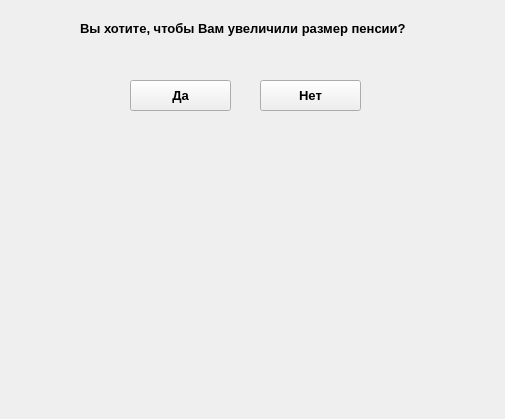
This is Move_button.ui in isva1960/Move_button as Qt 5 draws it before an edit. The edited form follows.
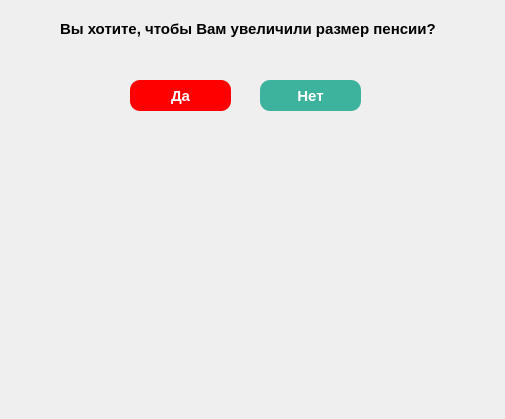
This is the edited form.

Commit message: Убегающая кнопка

```diff
--- a/Move_button.ui
+++ b/Move_button.ui
@@ -37,11 +37,30 @@
     </property>
     <property name="font">
      <font>
-      <pointsize>10</pointsize>
+      <pointsize>11</pointsize>
       <weight>75</weight>
       <bold>true</bold>
      </font>
     </property>
+    <property name="styleSheet">
+     <string notr="true">QPushButton {
+	border-radius: 10px;
+	background-color: red;
+	color: white;
+}
+
+QPushButton:hover {
+	border-radius: 10px;
+	background-color: red;
+	color: white;
+}
+
+QPushButton:pressed {
+	border-radius: 10px;
+	background-color: red;
+	color: white;
+}</string>
+    </property>
     <property name="text">
      <string>Да</string>
     </property>
@@ -57,11 +76,30 @@
     </property>
     <property name="font">
      <font>
-      <pointsize>10</pointsize>
+      <pointsize>11</pointsize>
       <weight>75</weight>
       <bold>true</bold>
      </font>
     </property>
+    <property name="styleSheet">
+     <string notr="true">QPushButton {
+	border-radius: 10px;
+	background-color: #3db39e;
+	color: white;
+}
+
+QPushButton:hover {
+	border-radius: 10px;
+	background-color: #3ca492;
+	color: white;
+}
+
+QPushButton:pressed {
+	border-radius: 10px;
+	background-color: #3d9888;
+	color: white;
+}</string>
+    </property>
     <property name="text">
      <string>Нет</string>
     </property>
@@ -69,15 +107,15 @@
    <widget class="QLabel" name="label">
     <property name="geometry">
      <rect>
-      <x>80</x>
+      <x>60</x>
       <y>20</y>
-      <width>335</width>
-      <height>16</height>
+      <width>385</width>
+      <height>18</height>
      </rect>
     </property>
     <property name="font">
      <font>
-      <pointsize>10</pointsize>
+      <pointsize>11</pointsize>
       <weight>75</weight>
       <bold>true</bold>
      </font>
```
The commit also changes 3 other files.
